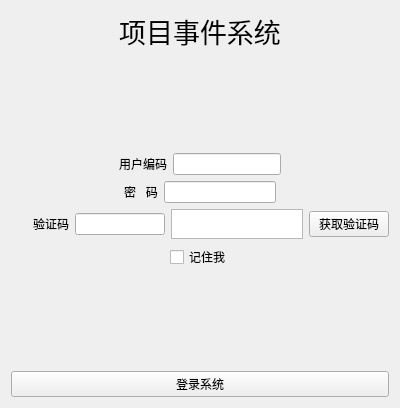
Qt form desktop/UI/loginPage.ui (DozingWolf/pyProjectEventSystem_v2) before a commit.
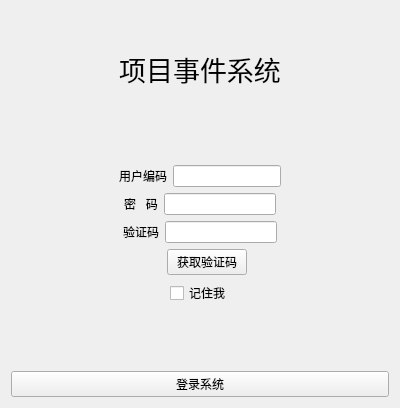
The same form after that commit.

```diff
--- a/desktop/UI/loginPage.ui
+++ b/desktop/UI/loginPage.ui
@@ -14,6 +14,19 @@
    <string>项目事件系统-登陆系统</string>
   </property>
   <layout class="QVBoxLayout" name="verticalLayout">
+   <item>
+    <spacer name="verticalSpacer_3">
+     <property name="orientation">
+      <enum>Qt::Orientation::Vertical</enum>
+     </property>
+     <property name="sizeHint" stdset="0">
+      <size>
+       <width>20</width>
+       <height>40</height>
+      </size>
+     </property>
+    </spacer>
+   </item>
    <item>
     <widget class="QLabel" name="label_4">
      <property name="font">
@@ -160,7 +173,37 @@
       <widget class="QLineEdit" name="leVerifyCode"/>
      </item>
      <item>
-      <widget class="QGraphicsView" name="gvVerifyCode">
+      <spacer name="horizontalSpacer_10">
+       <property name="orientation">
+        <enum>Qt::Orientation::Horizontal</enum>
+       </property>
+       <property name="sizeHint" stdset="0">
+        <size>
+         <width>40</width>
+         <height>20</height>
+        </size>
+       </property>
+      </spacer>
+     </item>
+    </layout>
+   </item>
+   <item>
+    <layout class="QHBoxLayout" name="horizontalLayout_4">
+     <item>
+      <spacer name="horizontalSpacer_8">
+       <property name="orientation">
+        <enum>Qt::Orientation::Horizontal</enum>
+       </property>
+       <property name="sizeHint" stdset="0">
+        <size>
+         <width>40</width>
+         <height>20</height>
+        </size>
+       </property>
+      </spacer>
+     </item>
+     <item>
+      <widget class="QLabel" name="qlVerifyCode">
        <property name="maximumSize">
         <size>
          <width>150</width>
@@ -176,10 +219,23 @@
        </property>
       </widget>
      </item>
+     <item>
+      <spacer name="horizontalSpacer_9">
+       <property name="orientation">
+        <enum>Qt::Orientation::Horizontal</enum>
+       </property>
+       <property name="sizeHint" stdset="0">
+        <size>
+         <width>40</width>
+         <height>20</height>
+        </size>
+       </property>
+      </spacer>
+     </item>
     </layout>
    </item>
    <item>
-    <layout class="QHBoxLayout" name="horizontalLayout_4">
+    <layout class="QHBoxLayout" name="horizontalLayout_5">
      <item>
       <spacer name="horizontalSpacer_7">
        <property name="orientation">
@@ -222,8 +278,8 @@
      </property>
      <property name="sizeHint" stdset="0">
       <size>
-       <width>20</width>
-       <height>71</height>
+       <width>17</width>
+       <height>62</height>
       </size>
      </property>
     </spacer>
```
Left out of the diff: 3 changed lines with no effect on the pictures.
